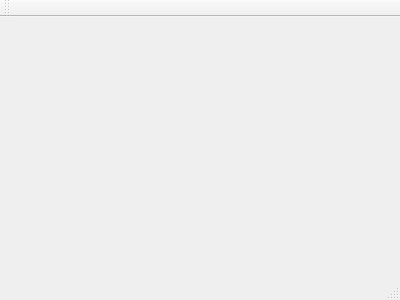
The window that MainWindow.ui (BulSV/MyPaint) describes before a commit, drawn with Qt 5.
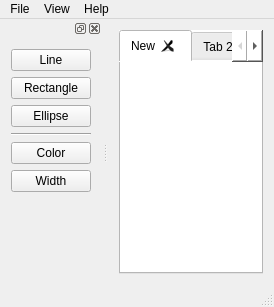
The same window after the commit.

Commit message: Made ui approximation

```diff
--- a/MainWindow.ui
+++ b/MainWindow.ui
@@ -1,24 +1,215 @@
 <ui version="4.0">
  <class>MainWindow</class>
- <widget class="QMainWindow" name="MainWindow" >
-  <property name="geometry" >
+ <widget class="QMainWindow" name="MainWindow">
+  <property name="geometry">
    <rect>
     <x>0</x>
     <y>0</y>
-    <width>400</width>
-    <height>300</height>
+    <width>274</width>
+    <height>307</height>
    </rect>
   </property>
   <property name="windowTitle" >
    <string>MainWindow</string>
   </property>
-  <widget class="QMenuBar" name="menuBar" />
-  <widget class="QToolBar" name="mainToolBar" />
-  <widget class="QWidget" name="centralWidget" />
-  <widget class="QStatusBar" name="statusBar" />
+  <widget class="QWidget" name="centralWidget">
+   <layout class="QVBoxLayout" name="verticalLayout_2">
+    <item>
+     <widget class="QTabWidget" name="tabWidget">
+      <property name="styleSheet">
+       <string notr="true">QWidget { background-color: white; }</string>
+      </property>
+      <property name="currentIndex">
+       <number>0</number>
+      </property>
+      <property name="documentMode">
+       <bool>false</bool>
+      </property>
+      <property name="tabsClosable">
+       <bool>true</bool>
+      </property>
+      <widget class="QWidget" name="tab">
+       <attribute name="title">
+        <string>New</string>
+       </attribute>
+      </widget>
+      <widget class="QWidget" name="tab_2">
+       <attribute name="title">
+        <string>Tab 2</string>
+       </attribute>
+      </widget>
+     </widget>
+    </item>
+   </layout>
+  </widget>
+  <widget class="QMenuBar" name="menuBar">
+   <property name="geometry">
+    <rect>
+     <x>0</x>
+     <y>0</y>
+     <width>274</width>
+     <height>25</height>
+    </rect>
+   </property>
+   <widget class="QMenu" name="menuFile">
+    <property name="title">
+     <string>File</string>
+    </property>
+    <addaction name="actionNew"/>
+    <addaction name="actionOpen"/>
+    <addaction name="actionSave"/>
+    <addaction name="separator"/>
+    <addaction name="actionExit"/>
+   </widget>
+   <widget class="QMenu" name="menuHelp">
+    <property name="title">
+     <string>Help</string>
+    </property>
+    <addaction name="actionAbout_Qt"/>
+   </widget>
+   <widget class="QMenu" name="menuView">
+    <property name="title">
+     <string>View</string>
+    </property>
+    <addaction name="actionShowDrawingTools"/>
+    <addaction name="actionHideDrawingTools"/>
+   </widget>
+   <addaction name="menuFile"/>
+   <addaction name="menuView"/>
+   <addaction name="menuHelp"/>
+  </widget>
+  <widget class="QStatusBar" name="statusBar"/>
+  <widget class="QDockWidget" name="drawingTools">
+   <property name="toolTip">
+    <string>&lt;html&gt;&lt;head/&gt;&lt;body&gt;&lt;p&gt;Drawing Tools&lt;/p&gt;&lt;/body&gt;&lt;/html&gt;</string>
+   </property>
+   <attribute name="dockWidgetArea">
+    <number>1</number>
+   </attribute>
+   <widget class="QWidget" name="dockWidgetContents_2">
+    <layout class="QVBoxLayout" name="verticalLayout">
+     <item>
+      <widget class="QPushButton" name="bDrawLine">
+       <property name="toolTip">
+        <string>&lt;html&gt;&lt;head/&gt;&lt;body&gt;&lt;p&gt;Draw Line&lt;/p&gt;&lt;/body&gt;&lt;/html&gt;</string>
+       </property>
+       <property name="text">
+        <string>Line</string>
+       </property>
+      </widget>
+     </item>
+     <item>
+      <widget class="QPushButton" name="bDrawRectangle">
+       <property name="toolTip">
+        <string>&lt;html&gt;&lt;head/&gt;&lt;body&gt;&lt;p&gt;Draw Rectangle&lt;/p&gt;&lt;/body&gt;&lt;/html&gt;</string>
+       </property>
+       <property name="text">
+        <string>Rectangle</string>
+       </property>
+      </widget>
+     </item>
+     <item>
+      <widget class="QPushButton" name="bDrawEllipse">
+       <property name="toolTip">
+        <string>&lt;html&gt;&lt;head/&gt;&lt;body&gt;&lt;p&gt;Draw Ellipse&lt;/p&gt;&lt;/body&gt;&lt;/html&gt;</string>
+       </property>
+       <property name="text">
+        <string>Ellipse</string>
+       </property>
+      </widget>
+     </item>
+     <item>
+      <widget class="Line" name="line">
+       <property name="orientation">
+        <enum>Qt::Horizontal</enum>
+       </property>
+      </widget>
+     </item>
+     <item>
+      <widget class="QPushButton" name="bDrawColor">
+       <property name="toolTip">
+        <string>&lt;html&gt;&lt;head/&gt;&lt;body&gt;&lt;p&gt;Set Pen Color&lt;/p&gt;&lt;/body&gt;&lt;/html&gt;</string>
+       </property>
+       <property name="text">
+        <string>Color</string>
+       </property>
+      </widget>
+     </item>
+     <item>
+      <widget class="QPushButton" name="bDrawWidth">
+       <property name="toolTip">
+        <string>&lt;html&gt;&lt;head/&gt;&lt;body&gt;&lt;p&gt;Set Pen Width&lt;/p&gt;&lt;/body&gt;&lt;/html&gt;</string>
+       </property>
+       <property name="text">
+        <string>Width</string>
+       </property>
+      </widget>
+     </item>
+     <item>
+      <spacer name="verticalSpacer">
+       <property name="orientation">
+        <enum>Qt::Vertical</enum>
+       </property>
+       <property name="sizeHint" stdset="0">
+        <size>
+         <width>20</width>
+         <height>40</height>
+        </size>
+       </property>
+      </spacer>
+     </item>
+    </layout>
+   </widget>
+  </widget>
+  <action name="actionNew">
+   <property name="text">
+    <string>New</string>
+   </property>
+   <property name="shortcut">
+    <string>Ctrl+N</string>
+   </property>
+  </action>
+  <action name="actionOpen">
+   <property name="text">
+    <string>Open</string>
+   </property>
+   <property name="shortcut">
+    <string>Ctrl+O</string>
+   </property>
+  </action>
+  <action name="actionSave">
+   <property name="text">
+    <string>Save</string>
+   </property>
+   <property name="shortcut">
+    <string>Ctrl+S</string>
+   </property>
+  </action>
+  <action name="actionExit">
+   <property name="text">
+    <string>Exit</string>
+   </property>
+   <property name="shortcut">
+    <string>Ctrl+Q</string>
+   </property>
+  </action>
+  <action name="actionAbout_Qt">
+   <property name="text">
+    <string>About Qt</string>
+   </property>
+  </action>
+  <action name="actionShowDrawingTools">
+   <property name="text">
+    <string>Show Drawing Tools</string>
+   </property>
+  </action>
+  <action name="actionHideDrawingTools">
+   <property name="text">
+    <string>Hide Drawing Tools</string>
+   </property>
+  </action>
  </widget>
- <layoutDefault spacing="6" margin="11" />
- <pixmapfunction></pixmapfunction>
+ <layoutdefault spacing="6" margin="11"/>
  <resources/>
  <connections/>
 </ui>
```
Left out of the diff: 72 changed lines with no effect on the pictures. The commit also changes 3 other files.
